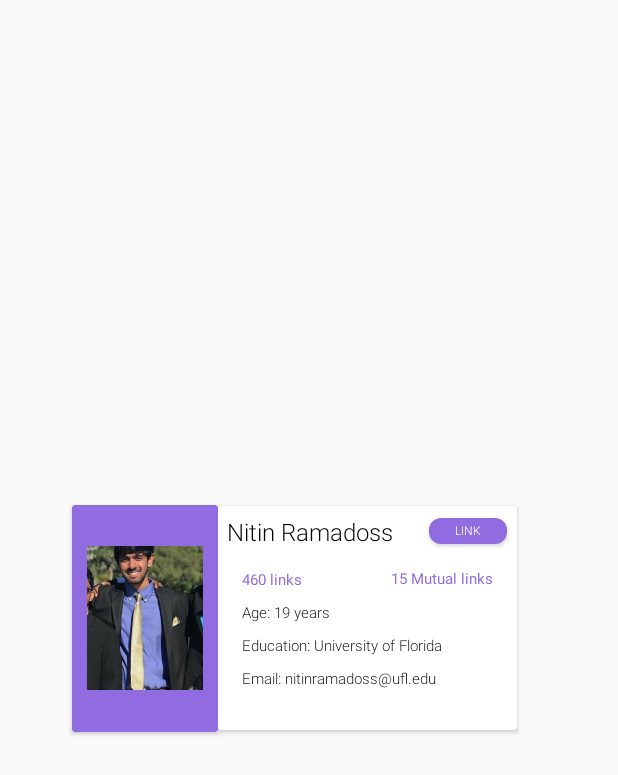
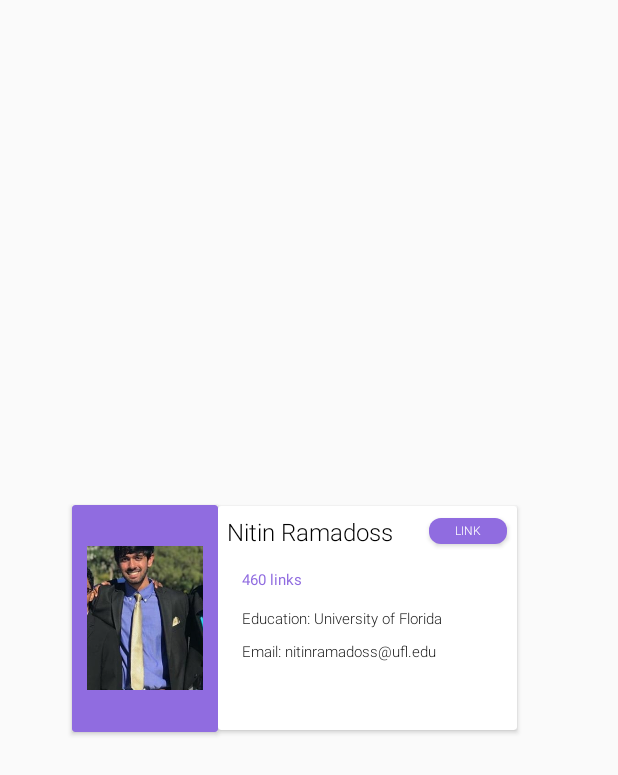
Before and after one commit to apangasa/livelink, an Android app: the layout activity_renderable.xml on its own in the app's theme, with its tools: preview values and no code run, on a phone screen of 412 x 824 dp. Shown: the top 775 px of the screen. Run offline under Robolectric (Android 15) with nearby library versions, the phone set to English and light mode, and no system bars.

Commit message:
Updates node deleteion logic for ar sceneform

```diff
--- a/app/src/main/java/com/nitinr/livelink/MainActivity.java
+++ b/app/src/main/java/com/nitinr/livelink/MainActivity.java
@@ -77,7 +77,9 @@ public class MainActivity extends AppCompatActivity {
             public void onQueryCaptured(String query) {
                 switch (query) {
                     case "detect":
-                        createRenderable(ArStatus.ANIMATION_LOADING, null);
+                        if (animNode == null) {
+                            createRenderable(ArStatus.ANIMATION_LOADING, null);
+                        }
 
                         snapShot();
                         break;
@@ -91,6 +93,9 @@ public class MainActivity extends AppCompatActivity {
                         if (animNode != null && profileNode != null) {
                             animNode.setParent(null);
                             profileNode.setParent(null);
+
+                            animNode = null;
+                            profileNode = null;
                         }
                         break;
                 }
@@ -99,6 +104,7 @@ public class MainActivity extends AppCompatActivity {
 
             @Override
             public void onDataLoaded(JSONObject data) {
+
                 if (data != null) {
                     MainActivity.this.runOnUiThread(new Runnable() {
                         @Override
--- a/app/src/main/res/layout/activity_renderable.xml
+++ b/app/src/main/res/layout/activity_renderable.xml
@@ -59,28 +59,11 @@
                 app:layout_constraintTop_toTopOf="parent" />
 
             <TextView
-                android:id="@+id/age"
-                android:layout_width="wrap_content"
-                android:layout_height="wrap_content"
-                android:layout_marginStart="16dp"
-                android:layout_marginTop="8dp"
-                android:layout_weight="1"
-                android:fontFamily="sans-serif-light"
-                android:gravity="start"
-                android:orientation="vertical"
-                android:text="Age: 19 years"
-                android:textAlignment="viewStart"
-                android:textColor="#000000"
-                android:textSize="10sp"
-                app:layout_constraintStart_toStartOf="parent"
-                app:layout_constraintTop_toBottomOf="@+id/numLinks" />
-
-            <TextView
                 android:id="@+id/bio"
                 android:layout_width="133dp"
                 android:layout_height="wrap_content"
                 android:layout_marginStart="8dp"
-                android:layout_marginTop="8dp"
+                android:layout_marginTop="12dp"
                 android:layout_marginEnd="8dp"
                 android:layout_weight="1"
                 android:fontFamily="sans-serif-light"
@@ -93,7 +76,7 @@
                 app:layout_constraintEnd_toEndOf="parent"
                 app:layout_constraintHorizontal_bias="0.16"
                 app:layout_constraintStart_toStartOf="parent"
-                app:layout_constraintTop_toBottomOf="@+id/age" />
+                app:layout_constraintTop_toBottomOf="@+id/numLinks" />
 
             <TextView
                 android:id="@+id/email"
@@ -139,17 +122,6 @@
                 app:layout_constraintStart_toStartOf="parent"
                 app:layout_constraintTop_toBottomOf="@+id/name" />
 
-            <TextView
-                android:id="@+id/mutualLinks"
-                android:layout_width="wrap_content"
-                android:layout_height="wrap_content"
-                android:layout_marginTop="16dp"
-                android:layout_marginEnd="16dp"
-                android:text="15 Mutual links"
-                android:textColor="#906ce0"
-                android:textSize="10sp"
-                app:layout_constraintEnd_toEndOf="parent"
-                app:layout_constraintTop_toBottomOf="@+id/linkButton" />
         </androidx.constraintlayout.widget.ConstraintLayout>
 
     </androidx.cardview.widget.CardView>
```
Also changed, not shown: 2 other files.
